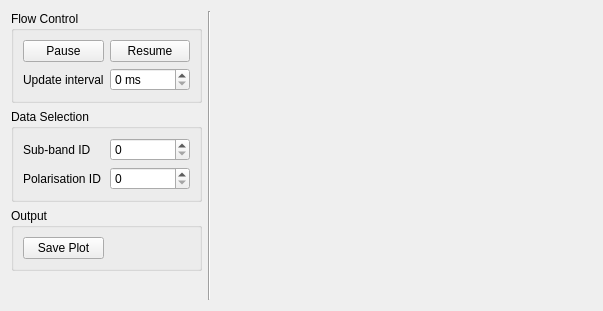
Qt form src/viewer/forms/SubbandSpectraViewer.ui (pelican/pelican-lofar) before a commit.
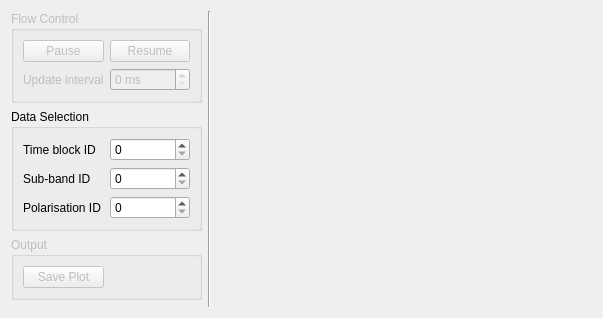
The same form after that commit. Custom widgets are drawn as their Qt base class.

Commit message: added time block selection to subband spectra viewer widget form - not yet connected to anything

The edit to the form file:
```diff
--- a/src/viewer/forms/SubbandSpectraViewer.ui
+++ b/src/viewer/forms/SubbandSpectraViewer.ui
@@ -7,7 +7,7 @@
     <x>0</x>
     <y>0</y>
     <width>603</width>
-    <height>311</height>
+    <height>318</height>
    </rect>
   </property>
   <property name="windowTitle">
@@ -18,12 +18,18 @@
     <layout class="QVBoxLayout" name="verticalLayout">
      <item>
       <widget class="QGroupBox" name="groupBox_flow">
+       <property name="enabled">
+        <bool>false</bool>
+       </property>
        <property name="title">
         <string>Flow Control</string>
        </property>
        <layout class="QGridLayout" name="gridLayout_2">
         <item row="0" column="0">
          <widget class="QPushButton" name="pushButton_pause">
+          <property name="enabled">
+           <bool>false</bool>
+          </property>
           <property name="text">
            <string>Pause</string>
           </property>
@@ -31,6 +37,9 @@
         </item>
         <item row="0" column="1">
          <widget class="QPushButton" name="pushButton_resume">
+          <property name="enabled">
+           <bool>false</bool>
+          </property>
           <property name="text">
            <string>Resume</string>
           </property>
@@ -90,13 +99,27 @@
           </property>
          </widget>
         </item>
+        <item row="0" column="0">
+         <widget class="QLabel" name="label_timeBlock">
+          <property name="text">
+           <string>Time block ID</string>
+          </property>
+         </widget>
+        </item>
+        <item row="0" column="1">
+         <widget class="QSpinBox" name="spinBox_timeBlock">
+          <property name="maximum">
+           <number>999</number>
+          </property>
+         </widget>
+        </item>
        </layout>
       </widget>
      </item>
      <item>
       <widget class="QGroupBox" name="groupBox_output">
        <property name="enabled">
-        <bool>true</bool>
+        <bool>false</bool>
        </property>
        <property name="title">
         <string>Output</string>
@@ -104,6 +127,9 @@
        <layout class="QGridLayout" name="gridLayout_3">
         <item row="0" column="0">
          <widget class="QPushButton" name="pushButton_save">
+          <property name="enabled">
+           <bool>false</bool>
+          </property>
           <property name="text">
            <string>Save Plot</string>
           </property>
```
